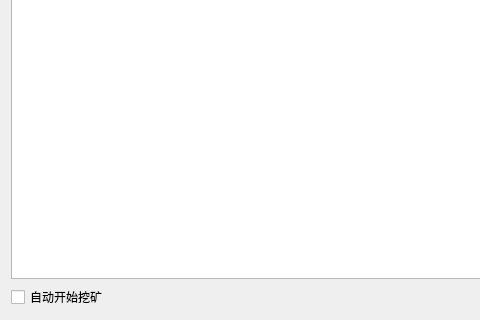
Above: ui/MineWidget.ui from penglecn/ChiaTools before the change; both pictures show x 0 to 480 and y 202 to 522 of the 989 by 522 pixel window. Below: the same form after it.
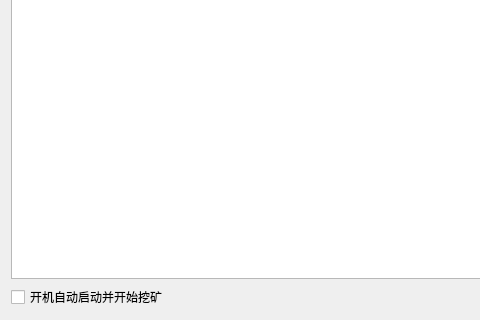
That is the form after the change.

Commit message: 挖矿功能可以设置开机自启动；解决停止挖矿卡死问题

Patch:
```diff
--- a/ui/MineWidget.ui
+++ b/ui/MineWidget.ui
@@ -86,7 +86,7 @@
      <item>
       <widget class="QCheckBox" name="checkBoxAutoStart">
        <property name="text">
-        <string>自动开始挖矿</string>
+        <string>开机自动启动并开始挖矿</string>
        </property>
       </widget>
      </item>
```
The commit also changes 3 other files.
